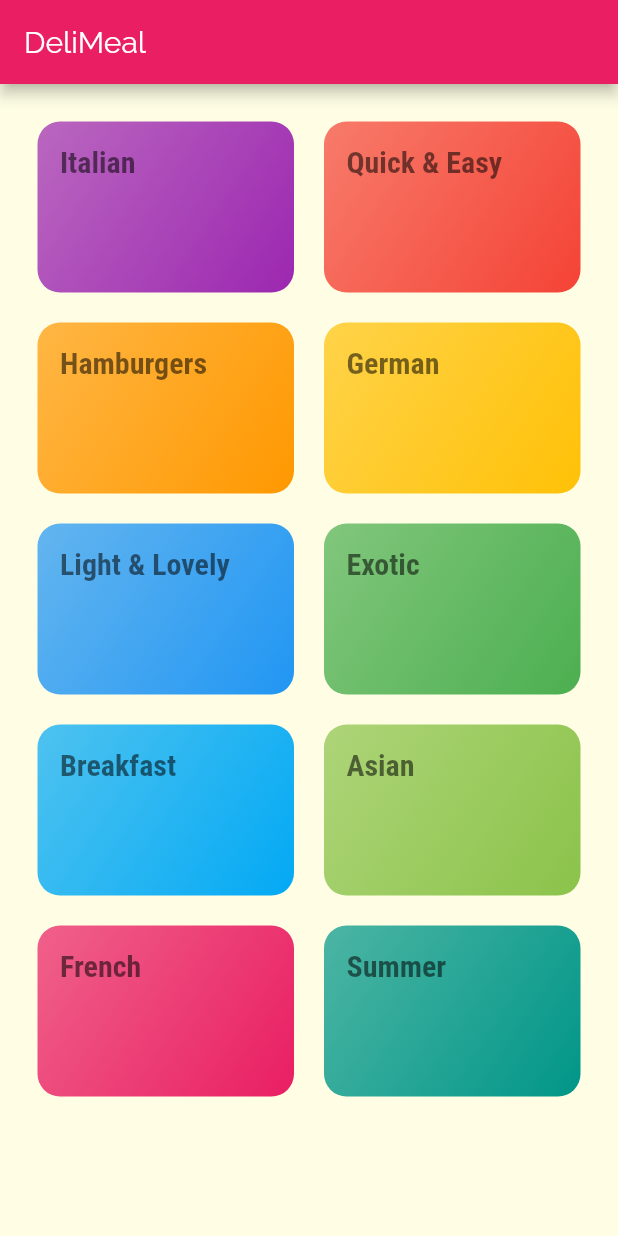
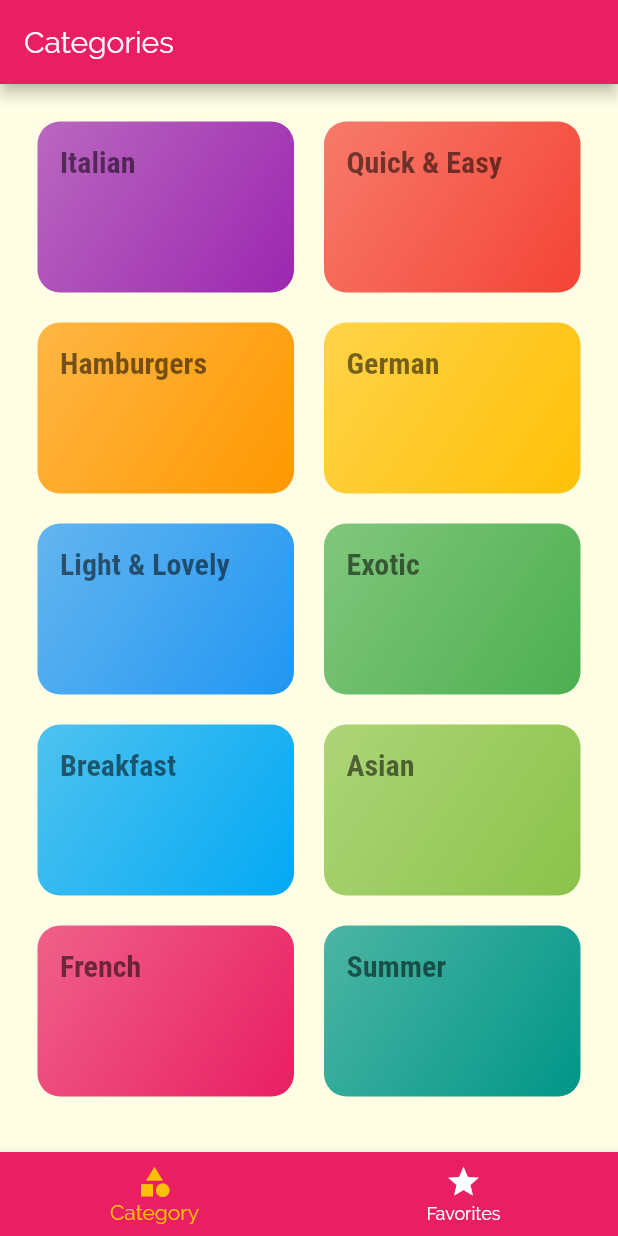
Before and after one commit to okradze/meals-app, a Flutter app: the screen it shows after launch, on a phone screen of 412 x 824 dp. Run offline on Flutter 3.47's test engine with Material 2 defaults, Android fonts, the phone set to English and light mode, and no system bars.

Commit message:
feat: tabs

```diff
--- a/lib/main.dart
+++ b/lib/main.dart
@@ -2,6 +2,7 @@ import 'package:flutter/material.dart';
 import 'package:meals_app/screens/categories_screen.dart';
 import 'package:meals_app/screens/category_meals_screen.dart';
 import 'package:meals_app/screens/meal_detail_screen.dart';
+import 'package:meals_app/screens/tabs_screen.dart';
 
 void main() {
   runApp(MyApp());
@@ -28,8 +29,9 @@ class MyApp extends StatelessWidget {
               ),
             ),
       ),
-      initialRoute: CategoriesScreen.routeName,
+      // initialRoute: CategoriesScreen.routeName,
       routes: {
+        '/': (context) => TabsScreen(),
         CategoriesScreen.routeName: (context) => CategoriesScreen(),
         CategoryMealsScreen.routeName: (context) => CategoryMealsScreen(),
         MealDetailScreen.routeName: (context) => MealDetailScreen(),
--- a/lib/screens/categories_screen.dart
+++ b/lib/screens/categories_screen.dart
@@ -7,9 +7,7 @@ class CategoriesScreen extends StatelessWidget {
 
   @override
   Widget build(BuildContext context) {
-    return Scaffold(
-      appBar: AppBar(title: const Text('DeliMeal')),
-      body: GridView(
+    return GridView(
       padding: const EdgeInsets.all(25),
       gridDelegate: SliverGridDelegateWithMaxCrossAxisExtent(
         maxCrossAxisExtent: 200,
@@ -25,7 +23,6 @@ class CategoriesScreen extends StatelessWidget {
             ),
           )
           .toList(),
-      ),
     );
   }
 }
--- /dev/null
+++ b/lib/screens/favorites_screen.dart
@@ -0,0 +1,8 @@
+import 'package:flutter/material.dart';
+
+class FavoritesScreen extends StatelessWidget {
+  @override
+  Widget build(BuildContext context) {
+    return Text('Favorites');
+  }
+}
--- /dev/null
+++ b/lib/screens/tabs_screen.dart
@@ -0,0 +1,53 @@
+import 'package:flutter/material.dart';
+import 'package:meals_app/screens/categories_screen.dart';
+import 'package:meals_app/screens/favorites_screen.dart';
+
+class TabsScreen extends StatefulWidget {
+  const TabsScreen({Key? key}) : super(key: key);
+
+  @override
+  _TabsScreenState createState() => _TabsScreenState();
+}
+
+class _TabsScreenState extends State<TabsScreen> {
+  final List<Widget> tabs = [CategoriesScreen(), FavoritesScreen()];
+  final List tabsLabels = ['Categories', 'Favorites'];
+  int selectedTabIndex = 0;
+
+  void selectTab(int index) {
+    setState(() {
+      selectedTabIndex = index;
+    });
+  }
+
+  @override
+  Widget build(BuildContext context) {
+    return Scaffold(
+      appBar: AppBar(
+        title: Text(tabsLabels[selectedTabIndex]),
+      ),
+      // body: tabs[selectedTabIndex]['tab'],
+      body: IndexedStack(
+        index: selectedTabIndex,
+        children: tabs,
+      ),
+      bottomNavigationBar: BottomNavigationBar(
+        onTap: selectTab,
+        backgroundColor: Theme.of(context).primaryColor,
+        unselectedItemColor: Colors.white,
+        selectedItemColor: Theme.of(context).accentColor,
+        currentIndex: selectedTabIndex,
+        items: const [
+          BottomNavigationBarItem(
+            icon: Icon(Icons.category),
+            label: 'Category',
+          ),
+          BottomNavigationBarItem(
+            icon: Icon(Icons.star),
+            label: 'Favorites',
+          ),
+        ],
+      ),
+    );
+  }
+}
```
Lines whose indentation alone changed are shown as unchanged.
